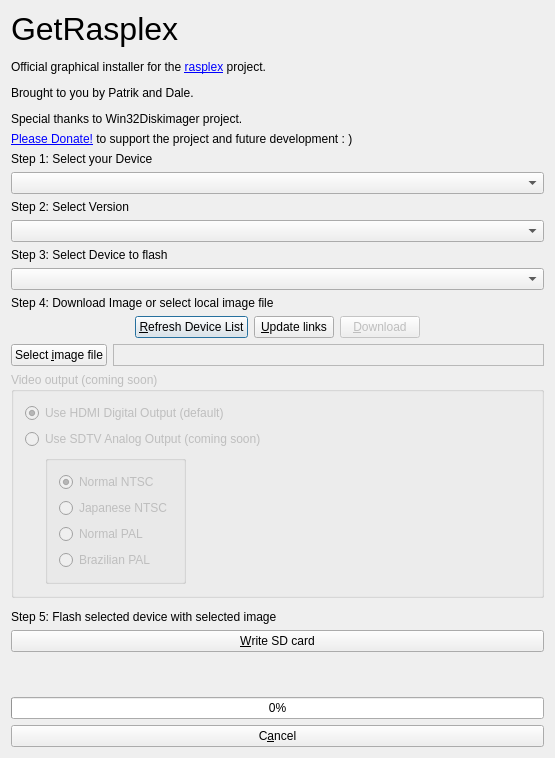
RasPlex/rasplex-installer, file installer.ui: the form before one commit.
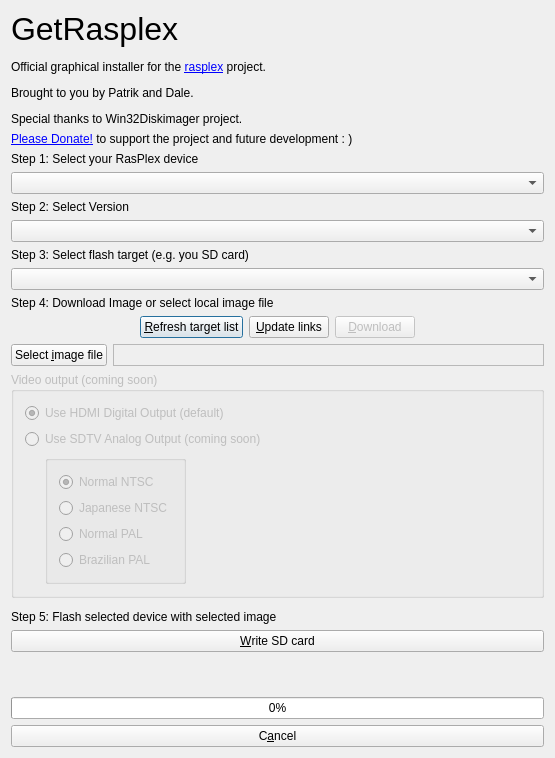
The form after the commit. Icons and pictures are not drawn.

Commit message: Rephrase UI to minimize ambiguity

Patch:
```diff
--- a/installer.ui
+++ b/installer.ui
@@ -59,7 +59,7 @@
    <item>
     <widget class="QLabel" name="deviceSelectText">
      <property name="text">
-      <string>Step 1: Select your Device</string>
+      <string>Step 1: Select your RasPlex device</string>
      </property>
     </widget>
    </item>
@@ -79,7 +79,7 @@
    <item>
     <widget class="QLabel" name="removableDevicesLabel">
      <property name="text">
-      <string>Step 3: Select Device to flash</string>
+      <string>Step 3: Select flash target (e.g. you SD card)</string>
      </property>
     </widget>
    </item>
@@ -111,7 +111,7 @@
      <item>
       <widget class="QPushButton" name="refreshDeiceListButton">
        <property name="text">
-        <string>&amp;Refresh Device List</string>
+        <string>&amp;Refresh target list</string>
        </property>
       </widget>
      </item>
```
